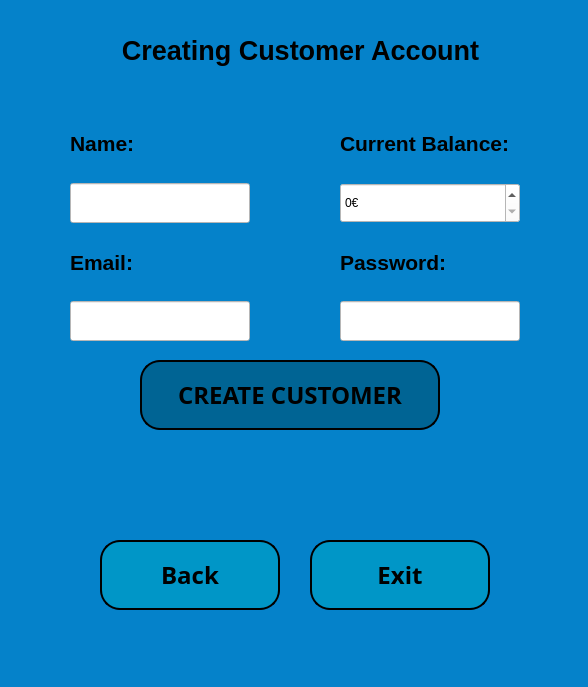
Qt form QT_designer/admin_createCS_window.ui (sumeyrazenkin/Atm-Project) before a commit.
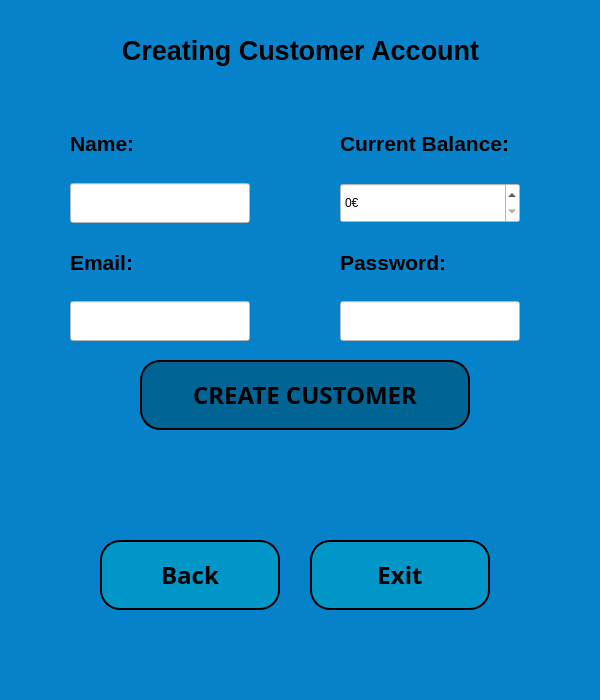
The same form after that commit.

Patch:
```diff
--- a/QT_designer/admin_createCS_window.ui
+++ b/QT_designer/admin_createCS_window.ui
@@ -6,8 +6,8 @@
    <rect>
     <x>0</x>
     <y>0</y>
-    <width>588</width>
-    <height>687</height>
+    <width>600</width>
+    <height>700</height>
    </rect>
   </property>
   <property name="windowTitle">
@@ -20,9 +20,9 @@
    <widget class="QLabel" name="admincswdw_lbl_heading">
     <property name="geometry">
      <rect>
-      <x>40</x>
+      <x>20</x>
       <y>20</y>
-      <width>521</width>
+      <width>561</width>
       <height>61</height>
      </rect>
     </property>
@@ -46,19 +46,19 @@
      <rect>
       <x>140</x>
       <y>360</y>
-      <width>300</width>
+      <width>330</width>
       <height>70</height>
      </rect>
     </property>
     <property name="minimumSize">
      <size>
-      <width>300</width>
+      <width>330</width>
       <height>70</height>
      </size>
     </property>
     <property name="maximumSize">
      <size>
-      <width>300</width>
+      <width>330</width>
       <height>70</height>
      </size>
     </property>
@@ -86,6 +86,12 @@
     <property name="text">
      <string>CREATE CUSTOMER</string>
     </property>
+    <property name="iconSize">
+     <size>
+      <width>16</width>
+      <height>16</height>
+     </size>
+    </property>
    </widget>
    <widget class="QPushButton" name="admincswdw_btn_returnmain">
     <property name="geometry">
@@ -196,16 +202,16 @@
    <widget class="QLabel" name="admincswdw_lbl_result">
     <property name="geometry">
      <rect>
-      <x>120</x>
+      <x>50</x>
       <y>440</y>
-      <width>341</width>
+      <width>501</width>
       <height>81</height>
      </rect>
     </property>
     <property name="font">
      <font>
       <family>.AppleSystemUIFont</family>
-      <pointsize>24</pointsize>
+      <pointsize>18</pointsize>
       <weight>50</weight>
       <italic>false</italic>
       <bold>false</bold>
```
Left out of the diff: 6 changed lines with no effect on the pictures.
